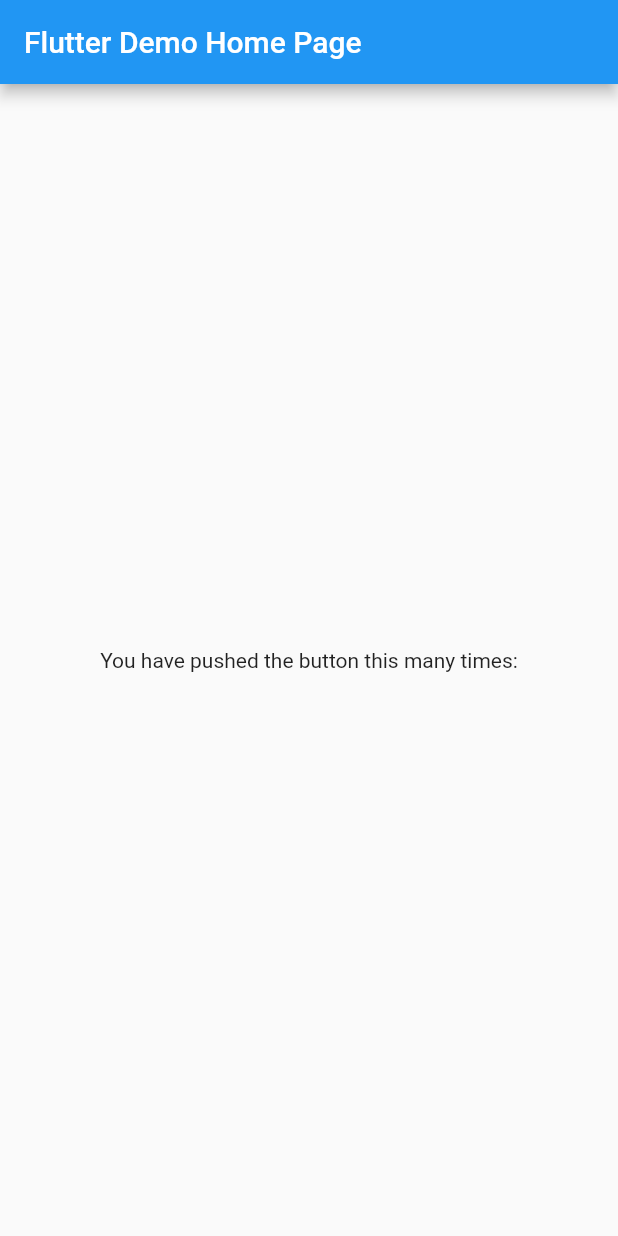
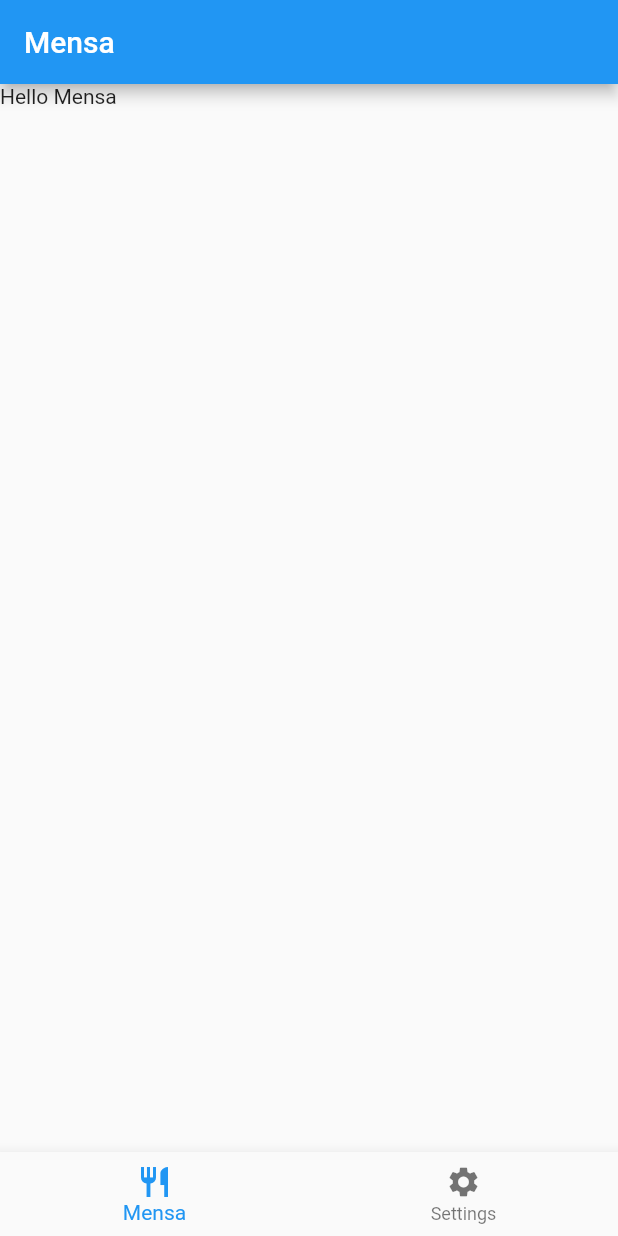
Before and after one commit to RobinNunkesser/flutter-mensa-assignment-2, a Flutter app: the screen it shows after launch, on a phone screen of 412 x 824 dp. Run offline on Flutter 3.47's test engine with Material 2 defaults, Android fonts, the phone set to English and light mode, and no system bars; our stand-ins replace logger; missing offline and left inert: meal_ports, mock_meal_adapters; statements that could not run were skipped.

```diff
--- /dev/null
+++ b/lib/mensa_page.dart
@@ -0,0 +1,9 @@
+import 'package:flutter/material.dart';
+
+class MensaPage extends StatelessWidget {
+  @override
+  Widget build(BuildContext context) {
+    return Text("Hello Mensa");
+  }
+
+}
--- a/lib/my_app.dart
+++ b/lib/my_app.dart
@@ -8,7 +8,7 @@ class MyApp extends StatelessWidget {
   @override
   Widget build(BuildContext context) {
     return MaterialApp(
-      title: 'Flutter Demo',
+      title: 'Mensa',
       theme: ThemeData(
         // This is the theme of your application.
         //
@@ -21,7 +21,7 @@ class MyApp extends StatelessWidget {
         // is not restarted.
         primarySwatch: Colors.blue,
       ),
-      home: const MyHomePage(title: 'Flutter Demo Home Page'),
+      home: const MyHomePage(title: 'Mensa'),
     );
   }
 }
--- a/lib/my_home_page.dart
+++ b/lib/my_home_page.dart
@@ -2,20 +2,12 @@ import 'package:flutter/material.dart';
 import 'package:logger/logger.dart';
 import 'package:meal_ports/meal_ports.dart';
 import 'package:mensa/meal_query_dto.dart';
+import 'package:mensa/mensa_page.dart';
+import 'package:mensa/settings_page.dart';
 import 'package:mock_meal_adapters/mock_meal_adapters.dart';
 
 class MyHomePage extends StatefulWidget {
   const MyHomePage({Key? key, required this.title}) : super(key: key);
-
-  // This widget is the home page of your application. It is stateful, meaning
-  // that it has a State object (defined below) that contains fields that affect
-  // how it looks.
-
-  // This class is the configuration for the state. It holds the values (in this
-  // case the title) provided by the parent (in this case the App widget) and
-  // used by the build method of the State. Fields in a Widget subclass are
-  // always marked "final".
-
   final String title;
 
   @override
@@ -23,6 +15,7 @@ class MyHomePage extends StatefulWidget {
 }
 
 class _MyHomePageState extends State<MyHomePage> {
+  var _selectedIndex = 0;
   var command = MockGetMealsCommand();
   final logger = Logger();
 
@@ -41,17 +34,41 @@ class _MyHomePageState extends State<MyHomePage> {
       appBar: AppBar(
         title: Text(widget.title),
       ),
-      body: Center(
-        child: Column(
-          mainAxisAlignment: MainAxisAlignment.center,
-          children: <Widget>[
-            const Text(
-              'You have pushed the button this many times:',
-            ),
-          ],
-        ),
+      body: body(),
+      bottomNavigationBar: BottomNavigationBar(
+        items: [
+          BottomNavigationBarItem(
+            icon: Icon(Icons.restaurant),
+            label: "Mensa",
+          ),
+          BottomNavigationBarItem(
+            icon: Icon(Icons.settings),
+            label: "Settings",
+          ),
+        ],
+        currentIndex: _selectedIndex,
+        onTap: _onItemTapped,
       ),
     );
+  }
+
+  void _onItemTapped(int index) {
+    setState(
+          () {
+        _selectedIndex = index;
+      },
+    );
+  }
+
+  Widget body() {
+    switch (_selectedIndex) {
+      case 0:
+        return MensaPage();
+      case 1:
+        return SettingsPage();
+      default:
+        return MensaPage();
+    }
   }
 
   void success(List<MealCollection> collections) {
--- /dev/null
+++ b/lib/settings_page.dart
@@ -0,0 +1,9 @@
+import 'package:flutter/material.dart';
+
+class SettingsPage extends StatelessWidget {
+  @override
+  Widget build(BuildContext context) {
+    return Text("Hello Settings");
+  }
+
+}
```
